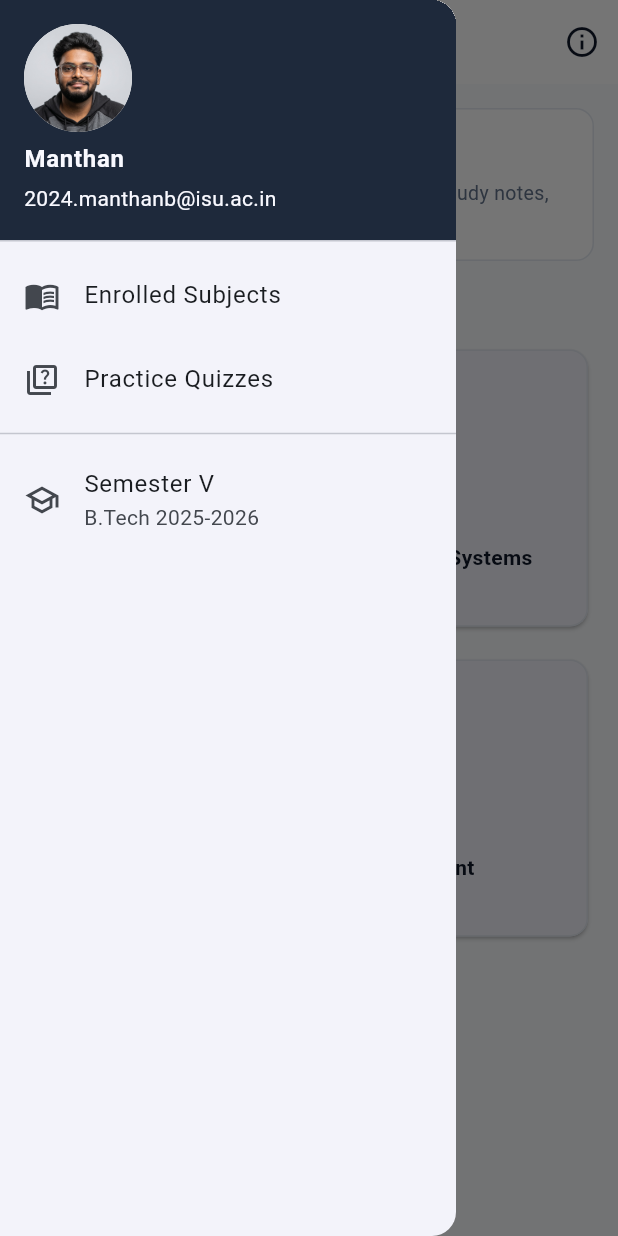
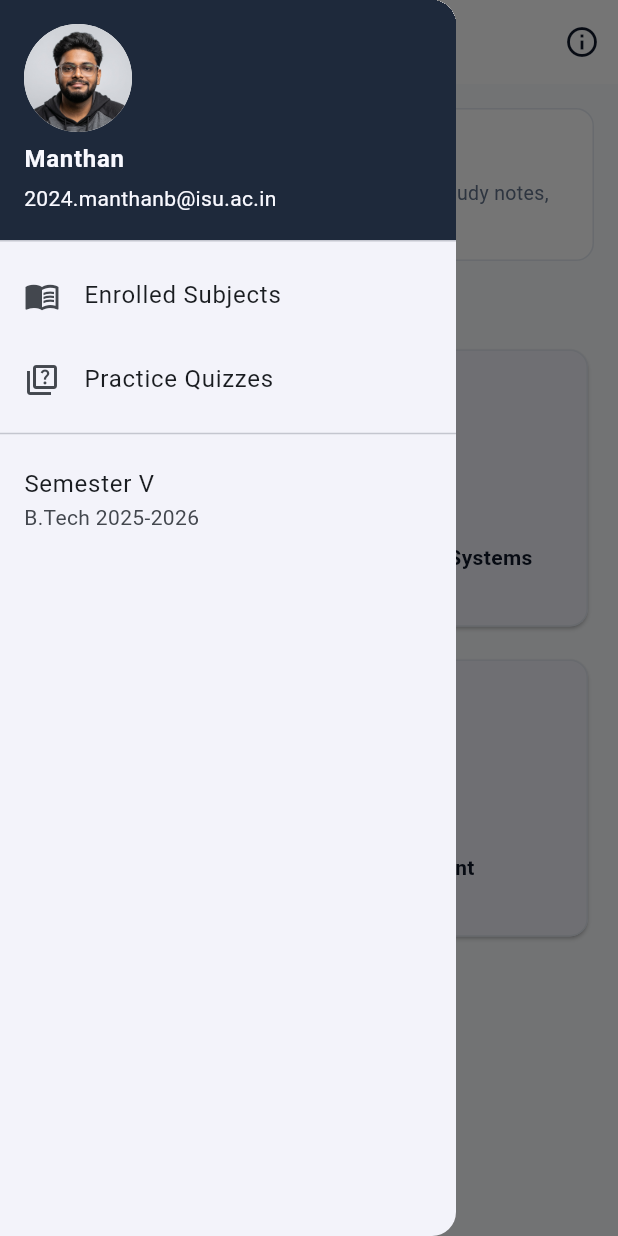
Before and after one commit to MSB-io/student_learning_app, a Flutter app: the screen it shows after launch, with the side drawer open, on a phone screen of 412 x 824 dp. Run offline on Flutter 3.47's test engine with Material 3 defaults, Android fonts, the phone set to English and light mode, and no system bars.

Commit message:
Remove school hat icon from Semester V item in drawer

```diff
--- a/lib/screens/home_screen.dart
+++ b/lib/screens/home_screen.dart
@@ -77,10 +77,9 @@ class HomeScreen extends StatelessWidget {
               },
             ),
             const Divider(),
-            ListTile(
-              leading: const Icon(Icons.school_outlined),
-              title: const Text('Semester V'),
-              subtitle: const Text('B.Tech 2025-2026'),
+            const ListTile(
+              title: Text('Semester V'),
+              subtitle: Text('B.Tech 2025-2026'),
             ),
           ],
         ),
```
